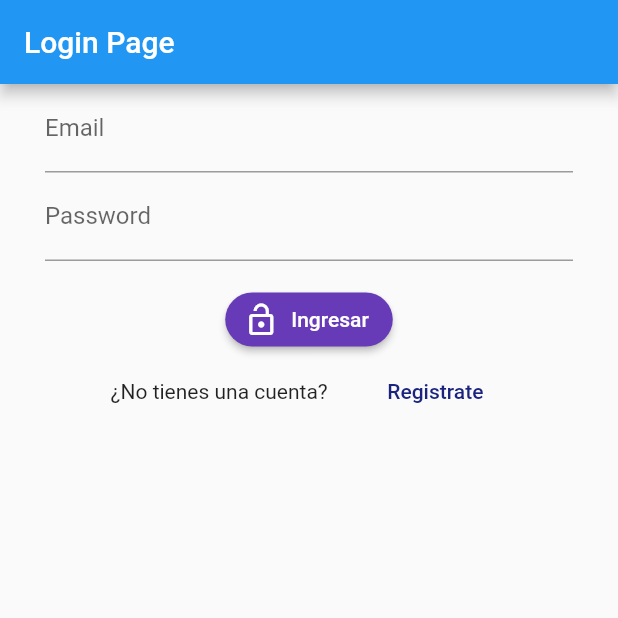
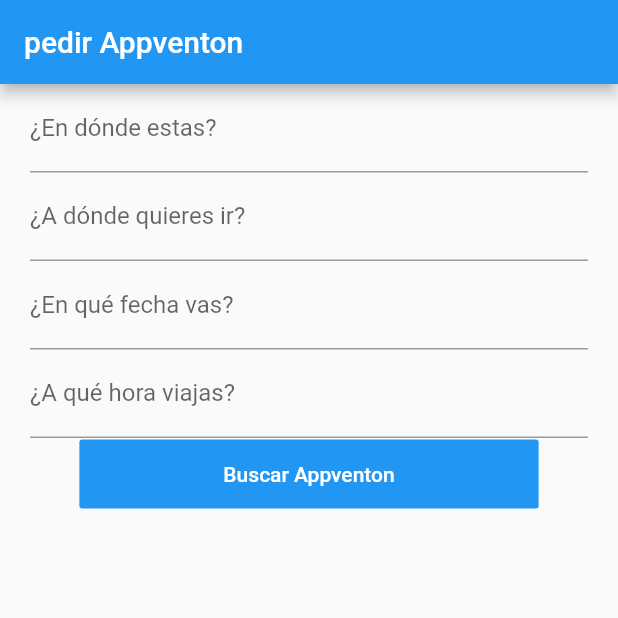
Before and after one commit to lzambranoa/appventon_crud, a Flutter app: the screen it shows after launch, on a phone screen of 412 x 824 dp, the top half of it. Run offline on Flutter 3.47's test engine with Material 2 defaults, Android fonts, the phone set to English and light mode, and no system bars; our stand-ins replace cloud_firestore, firebase_auth, rxdart; accounts and stored records are empty.

Commit message:
Creacion y busqueda de un appventon

```diff
--- a/lib/main.dart
+++ b/lib/main.dart
@@ -1,8 +1,11 @@
+import 'package:appventon/pages/appventon_page.dart';
 import 'package:appventon/pages/car_page.dart';
 import 'package:appventon/pages/edit_page.dart';
 import 'package:appventon/pages/form_page.dart';
 import 'package:appventon/pages/login_page.dart';
+import 'package:appventon/pages/pedir_appventon.dart';
 import 'package:appventon/pages/user_page.dart';
+import 'package:appventon/pages/ver_appventon_page.dart';
 import 'package:flutter/material.dart';
 
 void main() => runApp(MyApp());
@@ -12,13 +15,16 @@ class MyApp extends StatelessWidget {
   Widget build(BuildContext context) {
     return MaterialApp(
       title: 'appventon',
-      initialRoute: 'login',
+      initialRoute: 'solicitar',
       routes: {
-        'form'    : (BuildContext context)  => FormPage(),
-        'user'    : (BuildContext context)  => UserPage(),
-        'edit'    : (BuildContext context)  => EditPage(),
-        'login'    : (BuildContext context)  => LoginPage(),
-        'car'    : (BuildContext context)  => CarPage(),
+        'form'      : (BuildContext context)  => FormPage(),
+        'user'      : (BuildContext context)  => UserPage(),
+        'edit'      : (BuildContext context)  => EditPage(),
+        'login'     : (BuildContext context)  => LoginPage(),
+        'car'       :   (BuildContext context)  => CarPage(),
+        'appventon' : (BuildContext context) => AppventonPage(),
+        'ver'       : (BuildContext context) => VerTravel(),
+        'solicitar'  : (BuildContext context) => SolicitarPage(),
       }
     );
   }
--- /dev/null
+++ b/lib/models/travelModel.dart
@@ -0,0 +1,73 @@
+// To parse this JSON data, do
+//
+//     final travels = travelsFromJson(jsonString);
+
+import 'dart:convert';
+
+Travels travelsFromJson(String str) => Travels.fromJson(json.decode(str));
+
+String travelsToJson(Travels data) => json.encode(data.toJson());
+
+class Travels {
+    int idTravel;
+    int startPoint;
+    int endPoint;
+    int places;
+    String date;
+    String huor;
+    int price;
+    int state;
+    String driver;
+    List<dynamic> passengers;
+    bool allowPets;
+    bool allowSmooking;
+    bool allowStops;
+
+    Travels({
+        this.idTravel,
+        this.startPoint,
+        this.endPoint,
+        this.places = 0,
+        this.date,
+        this.huor,
+        this.price,
+        this.state,
+        this.driver,
+        this.passengers,
+        this.allowPets = true,
+        this.allowSmooking = true,
+        this.allowStops = true,
+    });
+
+    factory Travels.fromJson(Map<String, dynamic> json) => Travels(
+        idTravel: json["idTravel"],
+        startPoint: json["starPoint"],
+        endPoint: json["endPoint"],
+        places: json["places"],
+        date: json["date"],
+        huor: json["huor"],
+        price: json["price"],
+        state: json["state"],
+        driver: json["driver"],
+        passengers: List<dynamic>.from(json["passengers"].map((x) => x)),
+        allowPets: json["allowPets"],
+        allowSmooking: json["allowSmooking"],
+        allowStops: json["allowStops"],
+    );
+
+    Map<String, dynamic> toJson() => {
+        "idTravel": idTravel,
+        "starPoint": startPoint,
+        "endPoint": endPoint,
+        "places": places,
+        "date": date,
+        "huor": huor,
+        "price": price,
+        "state": state,
+        "driver": driver,
+        "passengers": List<dynamic>.from(passengers.map((x) => x)),
+        "allowPets": allowPets,
+        "allowSmooking": allowSmooking,
+        "allowStops": allowStops,
+    };
+}
--- /dev/null
+++ b/lib/pages/pedir_appventon.dart
@@ -0,0 +1,160 @@
+import 'package:appventon/models/travelModel.dart';
+import 'package:appventon/providers/travel_provider.dart';
+import 'package:cloud_firestore/cloud_firestore.dart';
+import 'package:flutter/material.dart';
+
+class SolicitarPage extends StatefulWidget {
+
+
+  @override
+  _SolicitarPageState createState() => _SolicitarPageState();
+}
+
+class _SolicitarPageState extends State<SolicitarPage> {
+
+  final db = Firestore.instance;
+
+  String _fecha = '';
+  String _hora = '';
+
+  TextEditingController _controladorFecha = new TextEditingController();
+  TextEditingController _controladorHora = new TextEditingController();
+
+  final formKey = GlobalKey<FormState>();
+  final travelProvider = new TravelProvider();
+
+  Travels travel = new Travels();
+
+  @override
+  Widget build(BuildContext context) {
+    return Scaffold(
+      appBar: AppBar(
+        title: Text('pedir Appventon'),
+      ),
+      body: SingleChildScrollView(
+        child: Container(
+          padding: EdgeInsets.symmetric(horizontal: 20.0),
+          child: Form(
+            key: formKey,
+            child: Column(
+              children: <Widget>[
+                _cityOrigin(),
+                _cityDestiny(),
+                _createFecha(context),
+                _createHora(context),
+                _createBoton()
+              ],
+            ),
+          ),
+        ),
+      )
+    );
+  }
+
+  _cityOrigin() {
+    return TextFormField(
+      keyboardType: TextInputType.number,
+      decoration: InputDecoration(
+        labelText: '¿En dónde estas?'
+       ),
+       onSaved: (value) => travel.startPoint,
+    );
+  }
+
+  _cityDestiny() {
+    return TextFormField(
+      keyboardType: TextInputType.number,
+      decoration: InputDecoration(
+        labelText: '¿A dónde quieres ir?',
+         ),
+         onSaved: (value) => travel.endPoint,
+    );
+  }
+
+  _createFecha(BuildContext context) {
+    return TextFormField(
+      enableInteractiveSelection: false,
+      controller: _controladorFecha,
+      decoration: InputDecoration(labelText: '¿En qué fecha vas?'),
+      onSaved: (value) => travel.date = value,
+      onTap: (){
+        FocusScope.of(context).requestFocus(new FocusNode());
+        _selectDate(context);
+      },
+    );
+  }
+  _selectDate(BuildContext context) async {
+    DateTime picked = await showDatePicker(
+      context: context,
+      initialDate: new DateTime.now(),
+      firstDate: new DateTime(2019),
+      lastDate: new DateTime(2050),
+      //locale: Locale('es', 'ES')
+    );
+
+    if (picked != null ) {
+      setState(() {
+        _fecha = '${picked.day} / ${picked.month} / ${picked.year}';
+        _controladorFecha.text = _fecha;
+      });
+    }
+  }
+
+  _createHora(BuildContext context) {
+    return TextFormField(
+      enableInteractiveSelection: false,
+      controller: _controladorHora,
+      decoration: InputDecoration(labelText: '¿A qué hora viajas?'),
+      onSaved: (value) => travel.huor = value,
+      onTap: () {
+        FocusScope.of(context).requestFocus(new FocusNode());
+        _selectTime(context);
+      },
+    );
+  }
+  _selectTime(BuildContext context) async {
+    TimeOfDay seleccionarHora = await showTimePicker(
+      context: context,
+      initialTime: new TimeOfDay.now(),
+      builder: (BuildContext context, Widget child) {
+        return MediaQuery(
+          data: MediaQuery.of(context).copyWith(alwaysUse24HourFormat: true),
+          child: child,
+        );
+      }
+    );
+    if (seleccionarHora != null) {
+      setState(() {
+        _hora ='${seleccionarHora.hour} : ${seleccionarHora.minute}';
+        _controladorHora.text = _hora;
+      });
+    }
+  }
+
+  _createBoton() {
+    return RaisedButton(
+      child: Container(
+        padding: EdgeInsets.symmetric(horizontal: 80.0, vertical: 15.0),
+        child: Text('Buscar Appventon'),
+      ),
+      elevation: 0.0,
+      color: Colors.blue,
+      textColor: Colors.white,
+      onPressed: ()=> _search(context)
+    );
+  }
+
+  _search(BuildContext context) {
+
+  if(!formKey.currentState.validate()) return;
+
+  travelProvider.showTravel(travel);
+
+  print(travel.huor);
+  print(travel.date);
+
+  Navigator.pushReplacementNamed(context, 'ver');
+
+  }
+
+}
--- a/lib/providers/user_provider.dart
+++ b/lib/providers/user_provider.dart
@@ -1,7 +1,6 @@
 import 'package:appventon/models/userModel.dart';
 import 'package:cloud_firestore/cloud_firestore.dart';
 import 'package:firebase_auth/firebase_auth.dart';
-import 'package:flutter/services.dart';
 
 class UserProvider {
 
```
Also changed, not shown: lib/pages/appventon_page.dart (added, +251 -0 lines), lib/pages/edit_page.dart (+9 -2 lines), lib/pages/ver_appventon_page.dart (added, +60 -0 lines), lib/providers/travel_provider.dart (added, +37 -0 lines).
